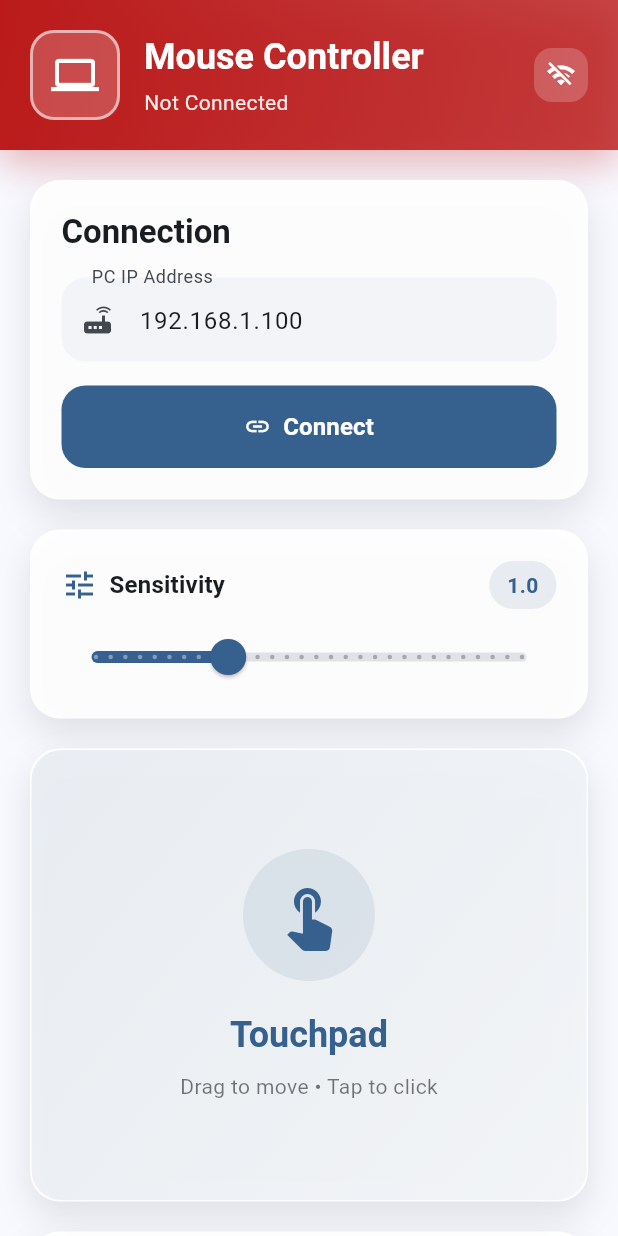
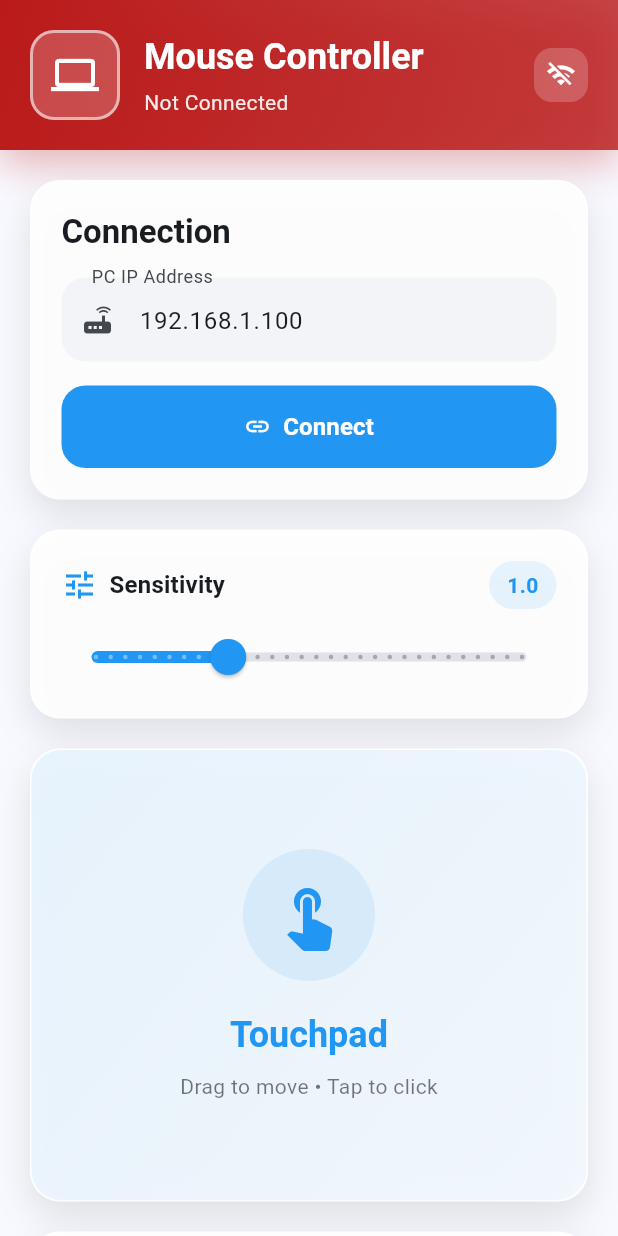
Before and after one commit to 0xAhmd/mouser, a Flutter app: the screen it shows after launch, after a tap on "Get Started", on a phone screen of 412 x 824 dp. Run offline on Flutter 3.47's test engine with Material 3 defaults, Android fonts, the phone set to English and light mode, and no system bars; network calls fail; Roboto replaces fonts that are missing (SF Pro Display).

Commit message:
color changes

```diff
--- a/lib/main.dart
+++ b/lib/main.dart
@@ -17,6 +17,7 @@ class Mouser extends StatelessWidget {
         useMaterial3: true,
         colorScheme: ColorScheme.fromSeed(
           seedColor: const Color(0xFF2196F3),
+          primary: const Color(0xFF2196F3),
           brightness: Brightness.light,
         ),
         fontFamily: 'SF Pro Display',
--- a/lib/screens/onboarding_screen.dart
+++ b/lib/screens/onboarding_screen.dart
@@ -190,56 +190,63 @@ class _OnboardingScreenState extends State<OnboardingScreen>
 
                       SizedBox(height: 40),
 
-                      // Mouse illustration
+                      // Animation GIFs illustration
                       FadeTransition(
                         opacity: _fadeAnimation,
+                        child: SizedBox(
+                          height: 220,
                           child: Container(
-                          height: 200,
-                          child: Stack(
-                            alignment: Alignment.center,
-                            children: [
-                              // Background decoration
-                              Container(
-                                width: 300,
-                                height: 200,
+                            padding: EdgeInsets.all(20),
                             decoration: BoxDecoration(
-                                  gradient: RadialGradient(
+                              gradient: LinearGradient(
                                 colors: [
-                                      theme.colorScheme.primary.withOpacity(
+                                  theme.colorScheme.primary.withOpacity(0.1),
+                                  theme.colorScheme.secondary.withOpacity(0.05),
+                                ],
+                                begin: Alignment.topLeft,
+                                end: Alignment.bottomRight,
+                              ),
+                              borderRadius: BorderRadius.circular(24),
+                              border: Border.all(
+                                color: theme.colorScheme.primary.withOpacity(
+                                  0.2,
+                                ),
+                                width: 1,
+                              ),
+                              boxShadow: [
+                                BoxShadow(
+                                  color: theme.colorScheme.primary.withOpacity(
                                     0.1,
                                   ),
-                                      Colors.transparent,
+                                  blurRadius: 20,
+                                  offset: Offset(0, 10),
+                                ),
                               ],
                             ),
-                                  borderRadius: BorderRadius.circular(150),
+                            child: Row(
+                              children: [
+                                _buildAnimationGif(
+                                  theme,
+                                  'assets/interface.gif',
+                                  Icons.phone_android,
+                                  'Interface',
                                 ),
+                                SizedBox(width: 16),
+                                _buildAnimationGif(
+                                  theme,
+                                  'assets/mouse.gif',
+                                  Icons.mouse,
+                                  'Mouse Control',
                                 ),
-                              // Mouse image
-                              Image.asset(
-                                'assets/mouse.png',
-                                width: 180,
-                                height: 180,
-                                errorBuilder: (context, error, stackTrace) {
-                                  return Container(
-                                    width: 120,
-                                    height: 80,
-                                    decoration: BoxDecoration(
-                                      color: theme.colorScheme.surfaceVariant,
-                                      borderRadius: BorderRadius.circular(60),
-                                      border: Border.all(
-                                        color: theme.colorScheme.outline
-                                            .withOpacity(0.3),
-                                      ),
-                                    ),
-                                    child: Icon(
-                                      Icons.mouse,
-                                      size: 40,
-                                      color: theme.colorScheme.primary,
-                                    ),
-                                  );
-                                },
+                                SizedBox(width: 16),
+                                _buildAnimationGif(
+                                  theme,
+                                  'assets/wifi.gif',
+                                  Icons.wifi,
+                                  'Wireless',
                                 ),
                               ],
+                            ),
                           ),
                         ),
                       ),
@@ -322,6 +329,66 @@ class _OnboardingScreenState extends State<OnboardingScreen>
     );
   }
 
+  Widget _buildAnimationGif(
+    ThemeData theme,
+    String gifPath,
+    IconData fallbackIcon,
+    String label,
+  ) {
+    return Expanded(
+      child: Column(
+        mainAxisAlignment: MainAxisAlignment.center,
+        children: [
+          Container(
+            height: 100,
+            width: double.infinity,
+            decoration: BoxDecoration(
+              color: Colors.white.withOpacity(0.7),
+              borderRadius: BorderRadius.circular(16),
+              border: Border.all(
+                color: theme.colorScheme.primary.withOpacity(0.3),
+                width: 1,
+              ),
+            ),
+            child: ClipRRect(
+              borderRadius: BorderRadius.circular(15),
+              child: Image.asset(
+                gifPath,
+                fit: BoxFit.cover,
+                errorBuilder: (context, error, stackTrace) {
+                  return Container(
+                    decoration: BoxDecoration(
+                      color: theme.colorScheme.primary.withOpacity(0.1),
+                      borderRadius: BorderRadius.circular(15),
+                    ),
+                    child: Center(
+                      child: Icon(
+                        fallbackIcon,
+                        size: 40,
+                        color: theme.colorScheme.primary,
+                      ),
+                    ),
+                  );
+                },
+              ),
+            ),
+          ),
+          SizedBox(height: 12),
+          Text(
+            label,
+            style: theme.textTheme.bodySmall?.copyWith(
+              fontWeight: FontWeight.w600,
+              color: theme.colorScheme.onSurface.withOpacity(0.8),
+            ),
+            textAlign: TextAlign.center,
+            maxLines: 2,
+            overflow: TextOverflow.ellipsis,
+          ),
+        ],
+      ),
+    );
+  }
+
   Widget _buildFeatureItem(ThemeData theme, IconData icon, String label) {
     return Expanded(
       child: Column(
```
Lines whose indentation alone changed are shown as unchanged.
